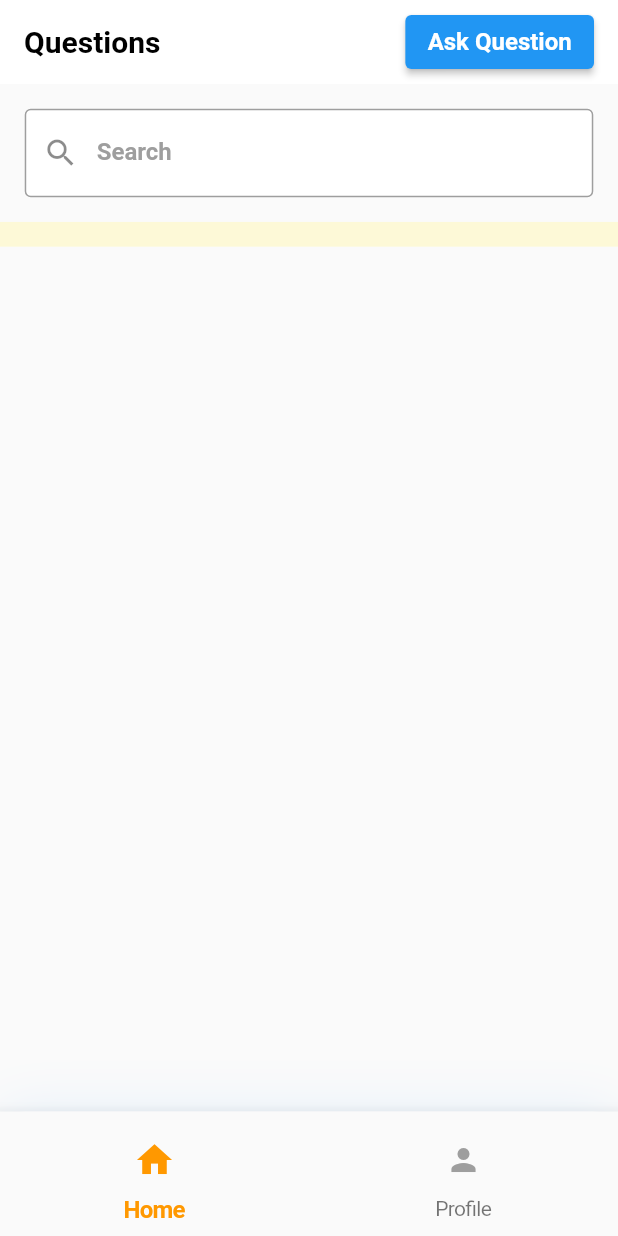
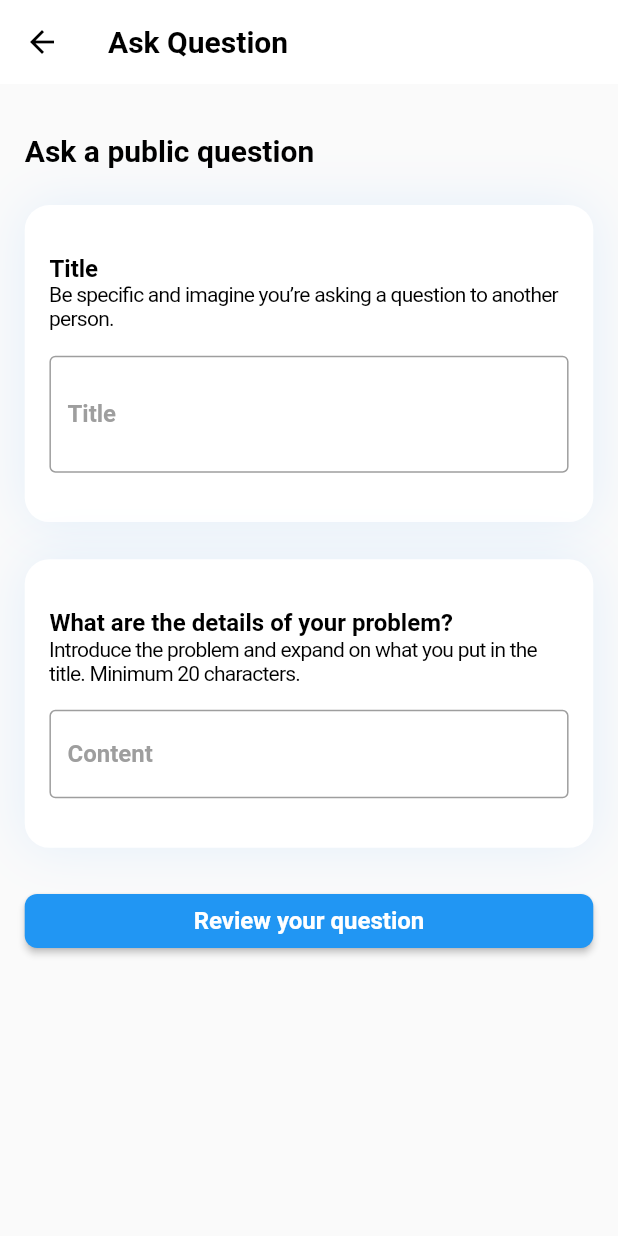
Before and after one commit to akaanuzman/stack_overflow_clone, a Flutter app: the NavbarView screen opened directly, after a tap on "Ask Question", on a phone screen of 412 x 824 dp. Run offline on Flutter 3.47's test engine with Material 2 defaults, Android fonts, the phone set to English and light mode, and no system bars; our stand-ins replace animate_do, dio, flutter_secure_storage, flutter_svg, shimmer_animation; accounts and stored records are empty; generated files the repository leaves out were written again.

Commit message:
add and search question

```diff
--- a/lib/core/utils/app_validators.dart
+++ b/lib/core/utils/app_validators.dart
@@ -22,7 +22,7 @@ class AppValidators {
     } else if (password != passwordV2) {
       return 'Password does not match.';
     } else if (password.length < 6 && passwordV2.length < 6) {
-      return 'Your password is be longer than 6 char.';
+      return 'Your password must be longer than 6 char.';
     }
     return null;
   }
@@ -34,19 +34,35 @@ class AppValidators {
     if (RegExp(r'^(\S+@\S+\.\S+$)').hasMatch(email)) {
       return null;
     }
-    return 'Invalid email';
+    return 'Invalid email!';
   }
 
   String? nameCheck(String? name) {
     if (name == null || name.isEmpty) {
-      return 'Please enter a name.';
+      return 'Please enter a name!';
     }
     return null;
   }
 
   String? lastnameCheck(String? lastname) {
     if (lastname == null || lastname.isEmpty) {
-      return 'Please enter a lastname';
+      return 'Please enter a lastname!';
+    }
+    return null;
+  }
+
+  String? titleCheck(String? content) {
+    if (content == null || content.isEmpty) {
+      return 'Please enter a title!';
+    }
+    return null;
+  }
+
+  String? contentCheck(String? content) {
+    if (content == null || content.isEmpty) {
+      return 'Please enter a content!';
+    } else if (content.length < 20) {
+      return 'Your password must be longer than 20 char.';
     }
     return null;
   }
--- a/lib/products/components/textformfield/default_text_form_field.dart
+++ b/lib/products/components/textformfield/default_text_form_field.dart
@@ -16,6 +16,7 @@ class DefaultTextFormField extends SpecialTextFormField {
     VoidCallback? onTap,
     TextEditingController? controller,
     String? Function(String?)? validator,
+    Function(String)? onChanged,
     TextStyle? labelStyle,
     TextStyle? hintStyle,
     String? initialValue,
@@ -25,9 +26,12 @@ class DefaultTextFormField extends SpecialTextFormField {
     OutlineInputBorder? focusedBorder,
     bool filled = false,
     Color? fillColor,
+    int? minLines,
+    int? maxLines,
   }) : super(
           context: context,
           labelText: labelText,
+          hintText: hintText,
           prefixIcon: prefixIcon,
           enabledBorder: OutlineInputBorder(
             borderSide: BorderSide(color: MyColors.instance.grey),
@@ -45,7 +49,10 @@ class DefaultTextFormField extends SpecialTextFormField {
           obscureText: obscureText,
           keyboardType: keyboardType,
           validator: validator,
+          onChanged: onChanged,
           filled: filled,
           fillColor: fillColor,
+          minLines: minLines,
+          maxLines: maxLines,
         );
 }
--- a/lib/products/viewmodels/navbar_view_model.dart
+++ b/lib/products/viewmodels/navbar_view_model.dart
@@ -20,7 +20,7 @@ class NavbarViewModel extends ChangeNotifier {
   List<NavbarModel> get items => _items;
 
   final List<Widget> _views = [
-    const HomeView(),
+    HomeView(),
     const ProfileView(),
   ];
 
--- a/lib/products/viewmodels/question_view_model.dart
+++ b/lib/products/viewmodels/question_view_model.dart
@@ -1,17 +1,20 @@
-// ignore_for_file: avoid_print
+// ignore_for_file: avoid_print, use_build_context_synchronously
 
 import 'package:flutter/material.dart';
+import 'package:stack_overflow_clone/core/base/base_singleton.dart';
 import 'package:stack_overflow_clone/products/models/question_model.dart';
-
+import 'package:flutter_gen/gen_l10n/app_localizations.dart';
 import '../../core/helpers/api.dart';
 
-class QuestionViewModel extends ChangeNotifier {
+class QuestionViewModel extends ChangeNotifier with BaseSingleton {
   List<QuestionModel> _questions = [];
   List<QuestionModel> get questions => _questions;
+  List<QuestionModel> _searchList = [];
+  List<QuestionModel> get searchList => _searchList;
+  final String baseUrl = "/questions";
   final _api = Api();
-
   Future<void> get getAllQuestions async {
-    String url = "/questions/allQuestions";
+    String url = "$baseUrl/allQuestions";
     final result = await _api.dioGet(url: url);
 
     if (result?.statusCode == 200) {
@@ -29,4 +32,49 @@ class QuestionViewModel extends ChangeNotifier {
     }
     notifyListeners();
   }
+
+  Future<void> addNewQuestion({
+    required String title,
+    required String content,
+  }) async {
+    final BuildContext context = _api.currentContext;
+
+    String url = "$baseUrl/ask";
+    final result = await _api.dioPost(
+      url: url,
+      obj: {
+        "title": title,
+        "subtitle": content,
+      },
+    );
+
+    globals.getAlertDialog(
+      context: _api.currentContext,
+      result: result,
+      successTitle: AppLocalizations.of(context)!.success,
+      fail400Title: AppLocalizations.of(context)!.fail,
+      fail500Title: AppLocalizations.of(context)!.fail,
+      successOnTap: () {
+        Navigator.pop(context);
+        Navigator.pop(context);
+      },
+    );
+
+    await getAllQuestions;
+  }
+
+  void searchQuestion(String query) {
+    if (query.isNotEmpty) {
+      final suggestions = questions.where((question) {
+        final questionTitle = question.title?.toLowerCase();
+        final input = query.toLowerCase();
+        return questionTitle?.contains(input) ?? false;
+      }).toList();
+      _searchList = suggestions;
+    }
+    for (var e in _searchList) {
+      print("${e.title} ******");
+    }
+    notifyListeners();
+  }
 }
--- /dev/null
+++ b/lib/products/views/home/ask_question_view.dart
@@ -0,0 +1,124 @@
+import 'package:animate_do/animate_do.dart';
+import 'package:flutter/material.dart';
+import 'package:flutter_gen/gen_l10n/app_localizations.dart';
+import 'package:provider/provider.dart';
+import 'package:stack_overflow_clone/core/base/base_singleton.dart';
+import 'package:stack_overflow_clone/core/extensions/ui_extensions.dart';
+import 'package:stack_overflow_clone/products/components/textformfield/default_text_form_field.dart';
+import 'package:stack_overflow_clone/uikit/button/special_button.dart';
+import 'package:stack_overflow_clone/uikit/decoration/special_container_decoration.dart';
+
+import '../../viewmodels/question_view_model.dart';
+
+class AskQuestionView extends StatelessWidget with BaseSingleton {
+  final _formKey = GlobalKey<FormState>();
+  final _titleController = TextEditingController();
+  final _contentController = TextEditingController();
+
+  AskQuestionView({super.key});
+
+  @override
+  Widget build(BuildContext context) {
+    return Scaffold(
+      appBar: AppBar(
+        title: FadeInDown(
+          child: Text(AppLocalizations.of(context)!.askQuestion),
+        ),
+      ),
+      body: FadeInUp(
+        child: Form(
+          key: _formKey,
+          child: ListView(
+            padding: context.padding2x,
+            children: [
+              context.emptySizedHeightBox2x,
+              Text(
+                AppLocalizations.of(context)!.askAPublicQuestion,
+                style: context.textTheme.headline6,
+              ),
+              context.emptySizedHeightBox3x,
+              Container(
+                padding: context.padding2x,
+                decoration: SpecialContainerDecoration(context: context),
+                child: Column(
+                  crossAxisAlignment: context.crossAxisAStart,
+                  children: [
+                    context.emptySizedHeightBox2x,
+                    Text(
+                      AppLocalizations.of(context)!.titleLabel,
+                      style: context.textTheme.subtitle1!.copyWith(
+                        fontWeight: context.fw700,
+                      ),
+                    ),
+                    Text(
+                      AppLocalizations.of(context)!.titleDesc,
+                      style: context.textTheme.subtitle2,
+                    ),
+                    context.emptySizedHeightBox2x,
+                    DefaultTextFormField(
+                      context: context,
+                      labelText: AppLocalizations.of(context)!.titleLabel,
+                      hintText: AppLocalizations.of(context)!.titleHint,
+                      controller: _titleController,
+                      validator: (title) => validators.titleCheck(title),
+                      minLines: 2,
+                      maxLines: 2,
+                    ),
+                    context.emptySizedHeightBox2x,
+                  ],
+                ),
+              ),
+              context.emptySizedHeightBox3x,
+              Container(
+                padding: context.padding2x,
+                decoration: SpecialContainerDecoration(context: context),
+                child: Column(
+                  crossAxisAlignment: context.crossAxisAStart,
+                  children: [
+                    context.emptySizedHeightBox2x,
+                    Text(
+                      AppLocalizations.of(context)!.contentTitle,
+                      style: context.textTheme.subtitle1!.copyWith(
+                        fontWeight: context.fw700,
+                      ),
+                    ),
+                    Text(
+                      AppLocalizations.of(context)!.contentDesc,
+                      style: context.textTheme.subtitle2,
+                    ),
+                    context.emptySizedHeightBox2x,
+                    DefaultTextFormField(
+                      context: context,
+                      labelText: AppLocalizations.of(context)!.contentLabel,
+                      controller: _contentController,
+                      validator: (content) => validators.contentCheck(content),
+                      minLines: 1,
+                      maxLines: 5,
+                    ),
+                    context.emptySizedHeightBox2x,
+                  ],
+                ),
+              ),
+              context.emptySizedHeightBox3x,
+              SpecialButton(
+                buttonLabel: AppLocalizations.of(context)!.reviewYourQuestion,
+                borderRadius: context.borderRadius2x,
+                onTap: () async {
+                  final pv =
+                      Provider.of<QuestionViewModel>(context, listen: false);
+                  _formKey.currentState!.save();
+                  if (_formKey.currentState!.validate()) {
+                    await pv.addNewQuestion(
+                      title: _titleController.text,
+                      content: _contentController.text,
+                    );
+                  }
+                },
+              ),
+            ],
+          ),
+        ),
+      ),
+    );
+  }
+}
--- a/lib/products/views/home/home_view.dart
+++ b/lib/products/views/home/home_view.dart
@@ -3,16 +3,17 @@ import 'package:flutter/material.dart';
 import 'package:provider/provider.dart';
 import 'package:stack_overflow_clone/core/base/base_singleton.dart';
 import 'package:stack_overflow_clone/products/components/textformfield/default_text_form_field.dart';
-import 'package:stack_overflow_clone/uikit/textformfield/special_text_form_field.dart';
 import '../../../core/extensions/ui_extensions.dart';
 import 'package:flutter_gen/gen_l10n/app_localizations.dart';
-import '../../../core/helpers/token.dart';
+import '../../../uikit/button/special_button.dart';
 import '../../models/question_model.dart';
 import '../../viewmodels/question_view_model.dart';
+import 'ask_question_view.dart';
 import 'question_detail_view.dart';
 
 class HomeView extends StatelessWidget with BaseSingleton {
-  const HomeView({super.key});
+  final _questionController = TextEditingController();
+  HomeView({super.key});
 
   @override
   Widget build(BuildContext context) {
@@ -43,18 +44,26 @@ class HomeView extends StatelessWidget with BaseSingleton {
     );
   }
 
-  ElevatedButton _askQuestionButton(BuildContext context) {
-    return ElevatedButton(
-      onPressed: () {
-        Token.deleteAll();
+  Widget _askQuestionButton(BuildContext context) {
+    return SpecialButton(
+      buttonLabel: AppLocalizations.of(context)!.askQuestion,
+      borderRadius: context.borderRadius2x,
+      onTap: () {
+        Navigator.push(
+          context,
+          MaterialPageRoute(
+            builder: (context) => AskQuestionView(),
+          ),
+        );
       },
-      child: Text(AppLocalizations.of(context)!.askQuestion),
     );
   }
 
   FadeInUp _body(BuildContext context) {
     return FadeInUp(
-      child: ListView(
+      child: Consumer<QuestionViewModel>(
+        builder: (BuildContext context, QuestionViewModel pv, _) {
+          return ListView(
             children: [
               Padding(
                 padding: context.padding2x,
@@ -64,34 +73,40 @@ class HomeView extends StatelessWidget with BaseSingleton {
                   prefixIcon: const Icon(Icons.search),
                   filled: true,
                   fillColor: colors.white,
+                  controller: _questionController,
+                  onChanged: pv.searchQuestion,
                 ),
               ),
               Container(
                 padding: context.padding1x,
                 color: colors.yellow1.withOpacity(0.65),
-            child: _questionList(),
+                child: _questionList(pv),
               ),
             ],
+          );
+        },
       ),
     );
   }
 
-  Widget _questionList() {
-    return Consumer<QuestionViewModel>(
-      builder: (BuildContext context, QuestionViewModel pv, Widget? child) {
+  Widget _questionList(QuestionViewModel pv) {
+    int count = pv.questions.length;
+    if (_questionController.text.isNotEmpty) {
+      count = pv.searchList.length;
+    }
     return ListView.separated(
       shrinkWrap: true,
       physics: const NeverScrollableScrollPhysics(),
-          itemCount: pv.questions.length,
+      itemCount: count,
       separatorBuilder: (BuildContext context, int index) {
         return uiGlobals.divider;
       },
       itemBuilder: (BuildContext context, int index) {
         var item = pv.questions[index];
-
+        if (_questionController.text.isNotEmpty) {
+          item = pv.searchList[index];
+        }
         return _question(context, item);
-          },
-        );
       },
     );
   }
--- a/lib/uikit/textformfield/special_text_form_field.dart
+++ b/lib/uikit/textformfield/special_text_form_field.dart
@@ -15,6 +15,7 @@ class SpecialTextFormField extends Theme {
     VoidCallback? onTap,
     TextEditingController? controller,
     String? Function(String?)? validator,
+    Function(String)? onChanged,
     TextStyle? labelStyle,
     TextStyle? hintStyle,
     String? initialValue,
@@ -26,6 +27,8 @@ class SpecialTextFormField extends Theme {
     OutlineInputBorder? focusedErrorBorder,
     bool filled = false,
     Color? fillColor,
+    int? minLines,
+    int? maxLines,
   }) : super(
           key: key,
           data: Theme.of(context).copyWith(
@@ -37,6 +40,7 @@ class SpecialTextFormField extends Theme {
             readOnly: readOnly,
             controller: controller,
             validator: validator,
+            onChanged: onChanged,
             initialValue: initialValue,
             onTap: onTap,
             cursorColor: color ?? MyColors.instance.black,
@@ -54,8 +58,9 @@ class SpecialTextFormField extends Theme {
               ),
               hintText: hintText,
               hintStyle: hintStyle ??
-                  context.textTheme.subtitle1!.copyWith(
+                  context.textTheme.subtitle2!.copyWith(
                     fontWeight: FontWeight.w700,
+                    color: MyColors.instance.grey6
                   ),
               enabledBorder: enabledBorder,
               focusedBorder: focusedBorder,
@@ -68,6 +73,8 @@ class SpecialTextFormField extends Theme {
               fontWeight: FontWeight.w800,
             ),
             keyboardType: keyboardType,
+            minLines: minLines,
+            maxLines: maxLines,
           ),
         );
 }
```
Also changed, not shown: assets/langs/app_en.arb (+11 -1 lines). Lines whose indentation alone changed are shown as unchanged.
